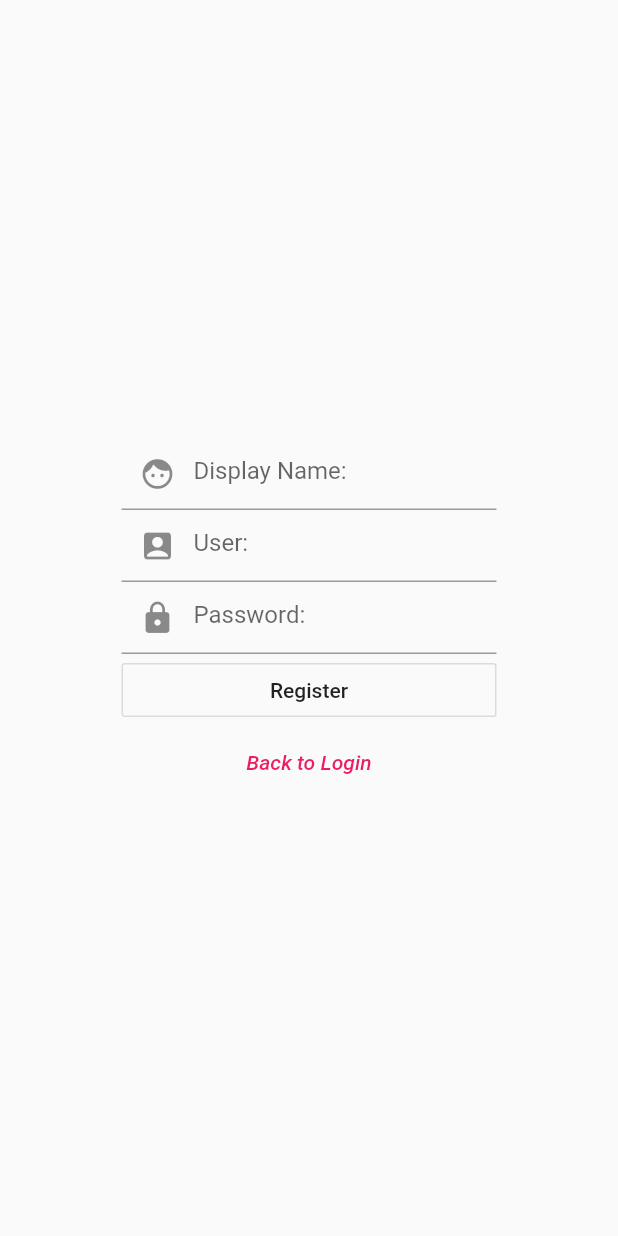
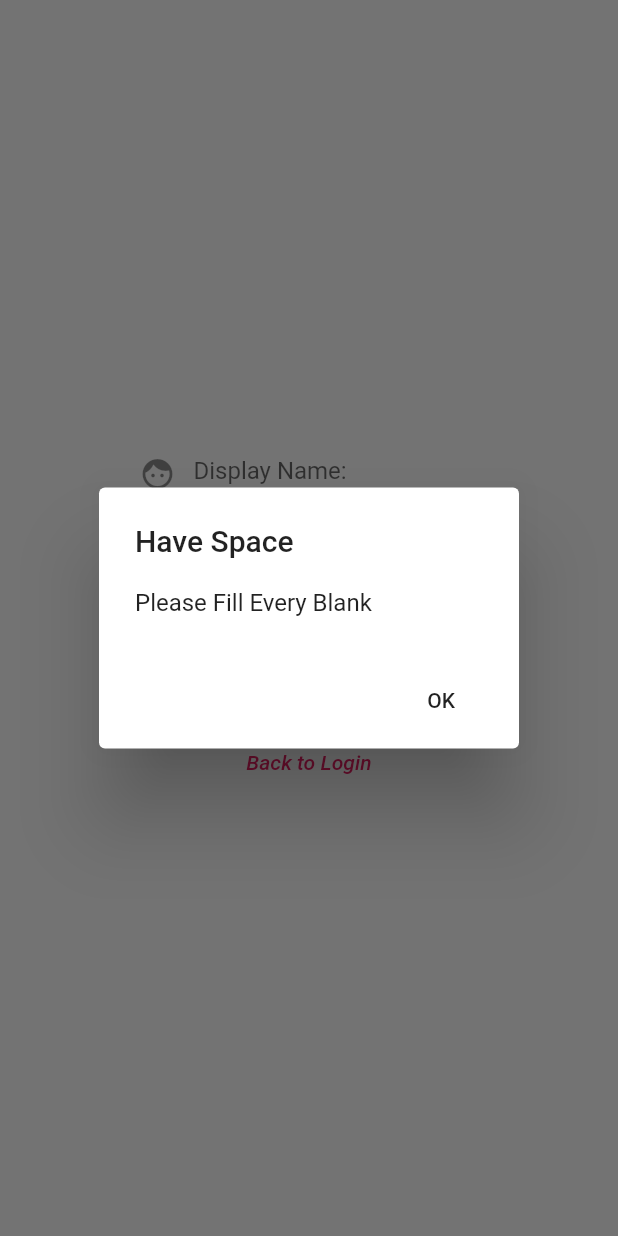
Before and after one commit to ai2nippan/NhongShoppee, a Flutter app: the AboutUser widget shown alone on an empty page, opened directly, after a tap on "New Register", after a tap on "Register", on a phone screen of 412 x 824 dp. Run offline on Flutter 3.47's test engine with Material 2 defaults, Android fonts, the phone set to English and light mode, and no system bars; our stand-ins replace carousel_slider, dio; network calls fail.

Commit message:
Register Success

```diff
--- /dev/null
+++ b/lib/utility/normal_dialog.dart
@@ -0,0 +1,22 @@
+import 'package:flutter/material.dart';
+
+Future<void> normalDialog(
+    BuildContext context, String title, String message) async {
+  showDialog(
+    context: context,
+    builder: (BuildContext context) {
+      return AlertDialog(
+        title: Text(title),
+        content: Text(message),
+        actions: <Widget>[
+          FlatButton(
+            onPressed: () {
+              Navigator.of(context).pop();
+            },
+            child: Text('OK'),
+          ),
+        ],
+      );
+    },
+  );
+}
--- a/lib/widget/about_user.dart
+++ b/lib/widget/about_user.dart
@@ -2,6 +2,7 @@
 
 import 'package:dio/dio.dart';
 import 'package:flutter/material.dart';
+import 'package:nhongshoppee/utility/normal_dialog.dart';
 // import 'package:nhongshoppee/models/user_model.dart';
 import 'package:nhongshoppee/widget/authen.dart';
 
@@ -37,7 +38,8 @@ class _AboutUserState extends State<AboutUser> {
               user.isEmpty ||
               password == null ||
               password.isEmpty) {
-            print('Have Space');
+            // print('Have Space');
+              normalDialog(context, 'Have Space', 'Please Fill Every Blank');
           } else {
             registerThread();
           }
@@ -52,12 +54,19 @@ class _AboutUserState extends State<AboutUser> {
 
     Response response = await Dio().get(url);
     if (response.toString() == 'true') {
-      print('Register Success');
+
+      // print('Register Success');
       // setState(() {
       //   status = false;
       // });
+      normalDialog(context, 'Congratulation', 'Welcome $name Please Login');
+      setState(() {
+        currentWidget = Authen();
+        statusFlat = !statusFlat;
+      });
     } else {
-      print('Cannot Register');
+      // print('Cannot Register');
+      normalDialog(context, 'Register False', 'Please Try Agains')
     }
   }
 
```
